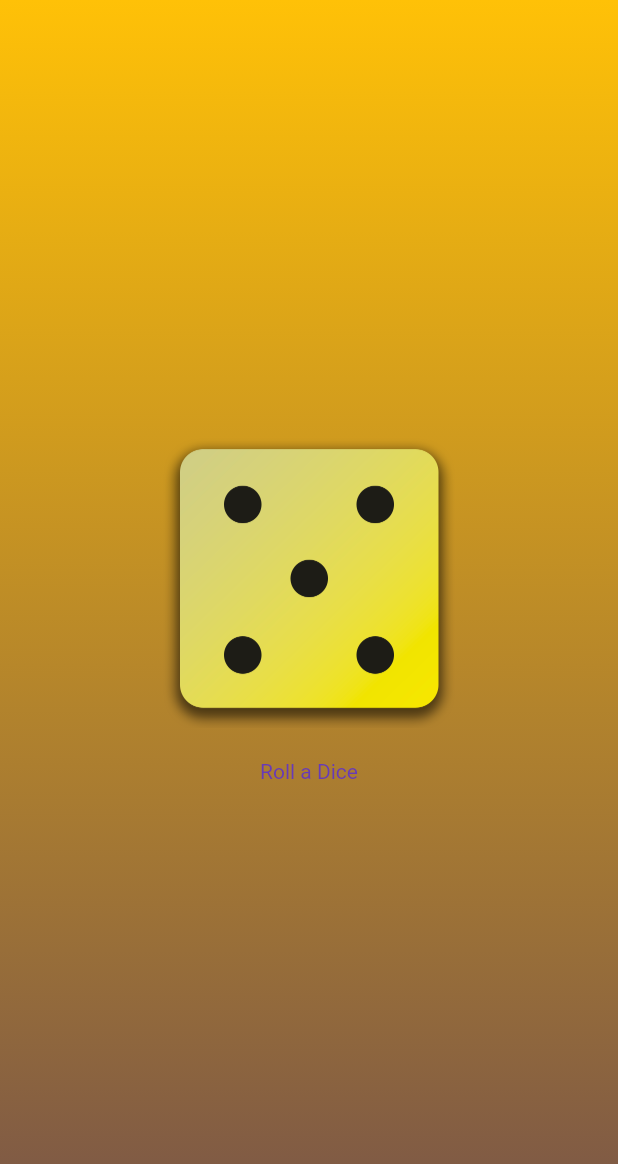
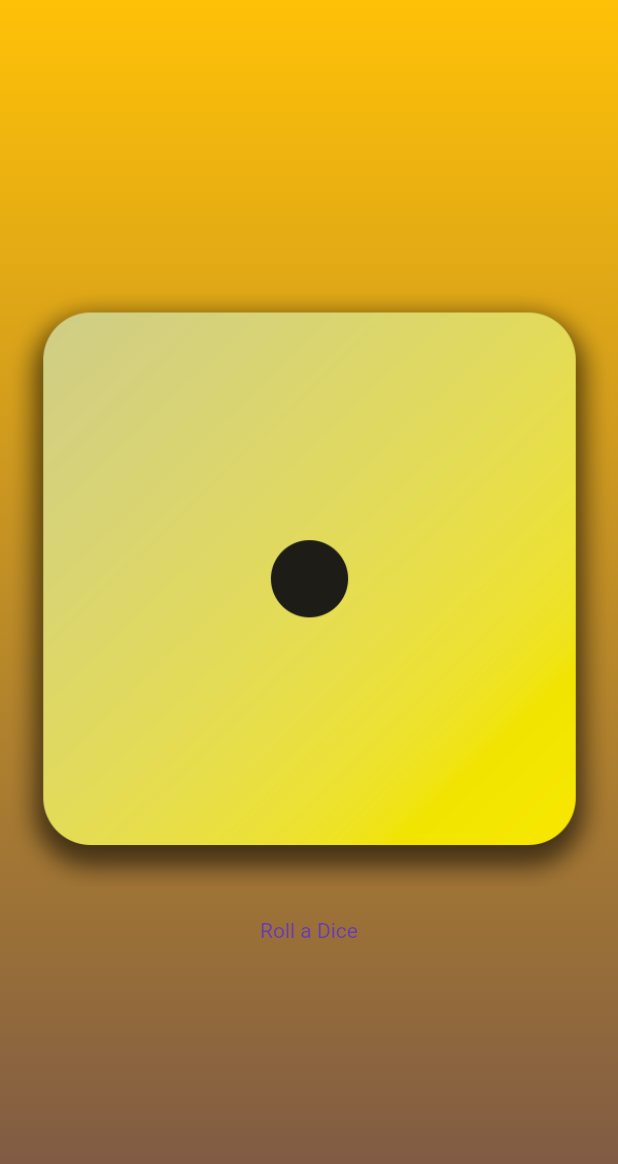
Before and after one commit to An7al/first_app, a Flutter app: the screen it shows after launch, after a tap on "Roll a Dice", on a phone screen of 412 x 824 dp. Shown: the top 1164 px of the screen. Run offline on Flutter 3.47's test engine with Material 3 defaults, Android fonts, the phone set to English and light mode, and no system bars.

Commit message:
My project Commit

```diff
--- a/lib/DiceRoller.dart
+++ b/lib/DiceRoller.dart
@@ -1,10 +1,6 @@
-import 'dart:math';
-
 import 'package:flutter/material.dart';
 
 class DiceRoller extends StatefulWidget {
-  const DiceRoller({super.key});
-
   @override
   State<DiceRoller> createState() {
     return _DiceRollerState();
@@ -12,20 +8,18 @@ class DiceRoller extends StatefulWidget {
 }
 
 class _DiceRollerState extends State<DiceRoller> {
- // var activeDiceImage = 'assets/images/dice-1.png';
-  var diceRoll = 2 ;
+  var activeDiceImage = 'assets/images/dice-1.png';
+
   void rollDice() {
-    setState(() {
-      diceRoll = Random().nextInt(6) + 1;
-    });
+    activeDiceImage = 'assets/images/dice-4.png';
   }
 
   @override
-  Widget build(context) {
+  Widget build(contex) {
     return Column(mainAxisSize: MainAxisSize.min, children: [
       Image.asset(
-        'assets/images/dice-$diceRoll.png',
-        width: 200,
+        activeDiceImage,
+        width: 500,
       ),
       const SizedBox(height: 5),
       TextButton(
--- a/lib/gradiant_container.dart
+++ b/lib/gradiant_container.dart
@@ -1,5 +1,4 @@
 import 'package:first_app/DiceRoller.dart';
-import 'package:first_app/styled_text.dart';
 import 'package:flutter/material.dart';
 
 class GradiantContainer extends StatelessWidget {
@@ -15,7 +14,7 @@ class GradiantContainer extends StatelessWidget {
               colors: colors,
               begin: Alignment.topCenter,
               end: Alignment.bottomCenter)),
-      child: const Center(child : DiceRoller()),
+      child: Center(child: DiceRoller()),
     );
   }
 }
```
